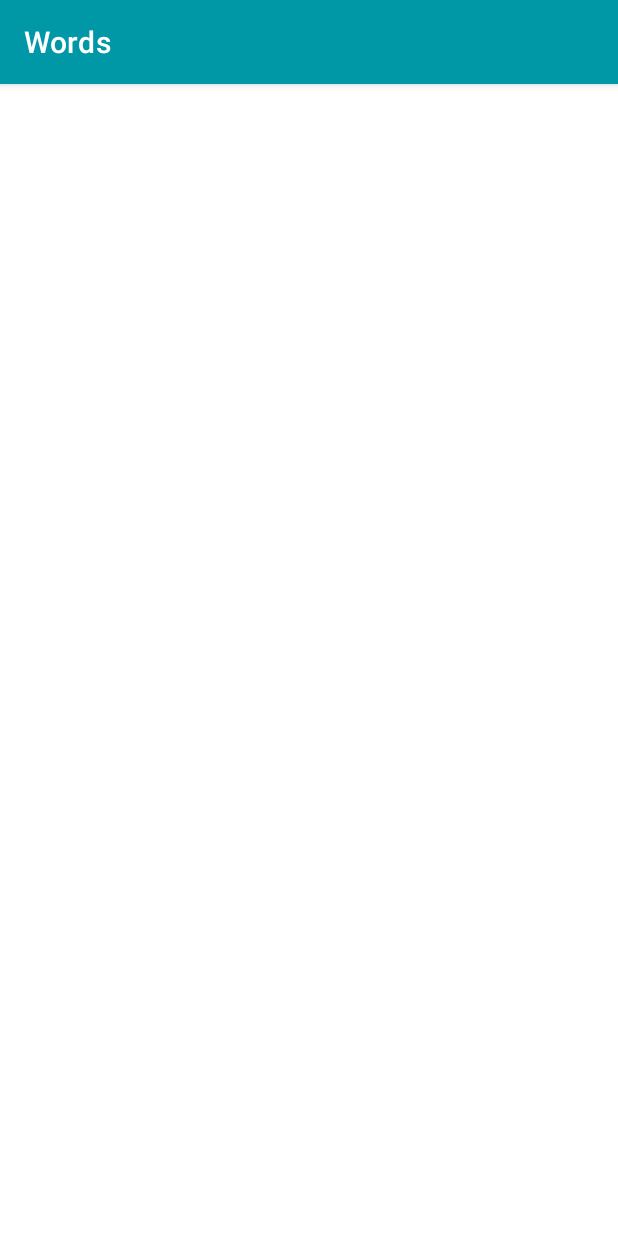
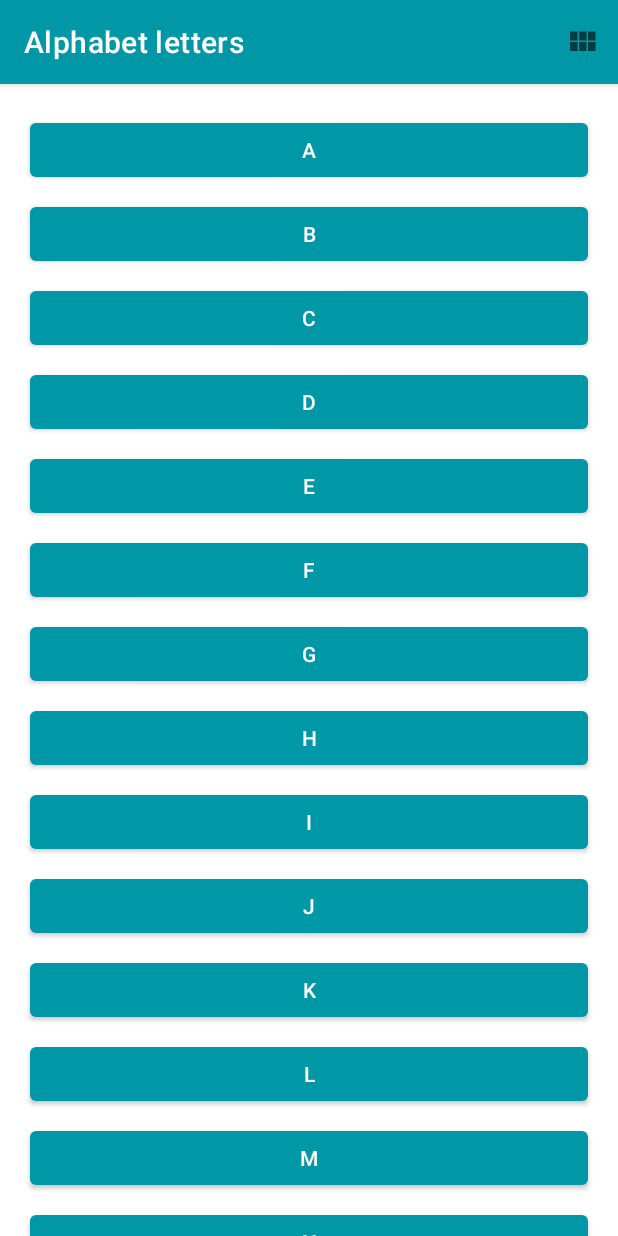
Before and after one commit to ChahineElati/Words, an Android app: the screen it shows after launch (MainActivity), on a phone screen of 412 x 824 dp. Run offline under Robolectric (Android 15) with nearby library versions, the phone set to English and light mode, and no system bars; our stand-ins replace navigation-ui.

```diff
--- a/app/src/main/java/com/chahine_elati/words/MainActivity.kt
+++ b/app/src/main/java/com/chahine_elati/words/MainActivity.kt
@@ -2,6 +2,9 @@ package com.chahine_elati.words
 
 import android.os.Bundle
 import androidx.appcompat.app.AppCompatActivity
+import androidx.navigation.NavController
+import androidx.navigation.fragment.NavHostFragment
+import androidx.navigation.ui.setupActionBarWithNavController
 import com.chahine_elati.words.databinding.ActivityMainBinding
 
 /**
@@ -9,9 +12,19 @@ import com.chahine_elati.words.databinding.ActivityMainBinding
  */
 class MainActivity : AppCompatActivity() {
 
+    private lateinit var navController: NavController
+
     override fun onCreate(savedInstanceState: Bundle?) {
         super.onCreate(savedInstanceState)
         val binding = ActivityMainBinding.inflate(layoutInflater)
         setContentView(binding.root)
+        val navHostFragment = supportFragmentManager
+            .findFragmentById(R.id.nav_host_fragment) as NavHostFragment
+        navController = navHostFragment.navController
+        setupActionBarWithNavController(navController)
+    }
+
+    override fun onSupportNavigateUp(): Boolean {
+        return navController.navigateUp() || super.onSupportNavigateUp()
     }
 }
--- a/app/src/main/java/com/chahine_elati/words/WordListFragment.kt
+++ b/app/src/main/java/com/chahine_elati/words/WordListFragment.kt
@@ -18,6 +18,15 @@ class WordListFragment : Fragment() {
     }
     private var _binding : FragmentWordListBinding? = null
     private val binding get() = _binding!!
+    private lateinit var letterId: String
+
+    override fun onCreate(savedInstanceState: Bundle?) {
+        super.onCreate(savedInstanceState)
+        arguments?.let {
+            letterId = it.getString(LETTER).toString()
+        }
+    }
+
 
     override fun onCreateView(
         inflater: LayoutInflater,
@@ -30,7 +39,6 @@ class WordListFragment : Fragment() {
     }
 
     override fun onViewCreated(view: View, savedInstanceState: Bundle?) {
-        val letterId = activity?.intent?.extras?.getString(DetailActivity.LETTER).toString()
 
         val recyclerView = binding.recyclerView
         recyclerView.layoutManager = LinearLayoutManager(this.requireContext())
--- a/app/src/main/java/com/chahine_elati/words/adapter/LetterAdapter.kt
+++ b/app/src/main/java/com/chahine_elati/words/adapter/LetterAdapter.kt
@@ -6,24 +6,18 @@ import android.view.View
 import android.view.ViewGroup
 import android.view.accessibility.AccessibilityNodeInfo
 import android.widget.Button
+import androidx.navigation.findNavController
 import androidx.recyclerview.widget.RecyclerView
-import com.chahine_elati.words.DetailActivity
+import com.chahine_elati.words.LetterListFragmentDirections
 import com.chahine_elati.words.MainActivity
 import com.chahine_elati.words.R
 import com.chahine_elati.words.WordListFragment
 
-/**
- * Adapter for the [RecyclerView] in [MainActivity].
- */
 class LetterAdapter :
     RecyclerView.Adapter<LetterAdapter.LetterViewHolder>() {
 
-    // Generates a [CharRange] from 'A' to 'Z' and converts it to a list
     private val list = ('A').rangeTo('Z').toList()
 
-    /**
-     * Provides a reference for the views needed to display items in your list.
-     */
     class LetterViewHolder(val view: View) : RecyclerView.ViewHolder(view) {
         val button: Button = view.findViewById(R.id.button_item)
     }
@@ -32,34 +26,24 @@ class LetterAdapter :
         return list.size
     }
 
-    /**
-     * Creates new views with R.layout.item_view as its template
-     */
     override fun onCreateViewHolder(parent: ViewGroup, viewType: Int): LetterViewHolder {
         val layout = LayoutInflater
             .from(parent.context)
             .inflate(R.layout.item_view, parent, false)
-        // Setup custom accessibility delegate to set the text read
+
         layout.accessibilityDelegate = Accessibility
         return LetterViewHolder(layout)
     }
 
-    /**
-     * Replaces the content of an existing view with new data
-     */
     override fun onBindViewHolder(holder: LetterViewHolder, position: Int) {
         val item = list[position]
         holder.button.text = item.toString()
         holder.button.setOnClickListener {
-            val context = holder.view.context
-            val intent = Intent(context, WordListFragment::class.java)
-            intent.putExtra(WordListFragment.LETTER, holder.button.text.toString())
-            context.startActivity(intent)
+            val action = LetterListFragmentDirections.actionLetterListFragmentToWordListFragment(letter = holder.button.text.toString())
+            holder.view.findNavController().navigate(action)
         }
     }
 
-    // Setup custom accessibility delegate to set the text read with
-    // an accessibility service
     companion object Accessibility : View.AccessibilityDelegate() {
 
         override fun onInitializeAccessibilityNodeInfo(
@@ -67,10 +51,7 @@ class LetterAdapter :
             info: AccessibilityNodeInfo?,
         ) {
             super.onInitializeAccessibilityNodeInfo(host, info)
-            // With `null` as the second argument to [AccessibilityAction], the
-            // accessibility service announces "double tap to activate".
-            // If a custom string is provided,
-            // it announces "double tap to <custom string>".
+
             val customString = host?.context?.getString(R.string.look_up_words)
             val customClick =
                 AccessibilityNodeInfo.AccessibilityAction(
--- a/app/src/main/res/layout/activity_main.xml
+++ b/app/src/main/res/layout/activity_main.xml
@@ -3,12 +3,15 @@
     xmlns:tools="http://schemas.android.com/tools"
     android:layout_width="match_parent"
     android:layout_height="match_parent"
+    xmlns:app="http://schemas.android.com/apk/res-auto"
     tools:context=".MainActivity">
 
-    <androidx.recyclerview.widget.RecyclerView
-        android:id="@+id/recycler_view"
+    <androidx.fragment.app.FragmentContainerView
         android:layout_width="match_parent"
+        android:name="androidx.navigation.fragment.NavHostFragment"
         android:layout_height="match_parent"
-        android:clipToPadding="false"
-        android:padding="16dp" />
+        android:id="@+id/nav_host_fragment"
+        app:defaultNavHost="true"
+        app:navGraph="@navigation/nav_graph"/>
+
 </FrameLayout>
--- /dev/null
+++ b/app/src/main/res/navigation/nav_graph.xml
@@ -0,0 +1,26 @@
+<?xml version="1.0" encoding="utf-8"?>
+<navigation xmlns:android="http://schemas.android.com/apk/res/android"
+    xmlns:app="http://schemas.android.com/apk/res-auto"
+    xmlns:tools="http://schemas.android.com/tools"
+    android:id="@+id/nav_graph.xml"
+    app:startDestination="@id/letterListFragment">
+
+    <fragment
+        android:id="@+id/letterListFragment"
+        android:name="com.chahine_elati.words.LetterListFragment"
+        android:label="@string/letter_list_fragment_label"
+        tools:layout="@layout/fragment_letter_list">
+        <action
+            android:id="@+id/action_letterListFragment_to_wordListFragment"
+            app:destination="@id/wordListFragment" />
+    </fragment>
+    <fragment
+        android:id="@+id/wordListFragment"
+        android:name="com.chahine_elati.words.WordListFragment"
+        android:label="@string/word_list_fragment_label"
+        tools:layout="@layout/fragment_word_list">
+        <argument
+            android:name="letter"
+            app:argType="string" />
+    </fragment>
+</navigation>
--- a/app/src/main/res/values/strings.xml
+++ b/app/src/main/res/values/strings.xml
@@ -4,6 +4,7 @@
     <string name="action_switch_layout">Switch Layout</string>
     <string name="look_up_word">Look up word in a Browser Search</string>
     <string name="look_up_words">Show Stored Words</string>
-    <!-- TODO: Remove or change this placeholder text -->
     <string name="hello_blank_fragment">Hello blank fragment</string>
+    <string name="word_list_fragment_label">Words that start with {letter}</string>
+    <string name="letter_list_fragment_label">Alphabet letters</string>
 </resources>
```
Also changed, not shown: app/src/main/java/com/chahine_elati/words/adapter/WordAdapter.kt (+2 -19 lines).
